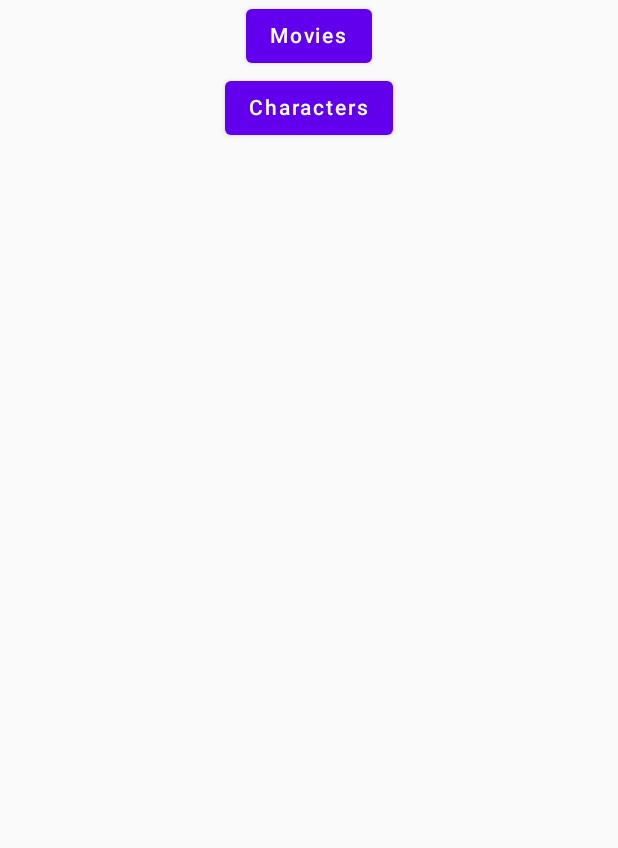
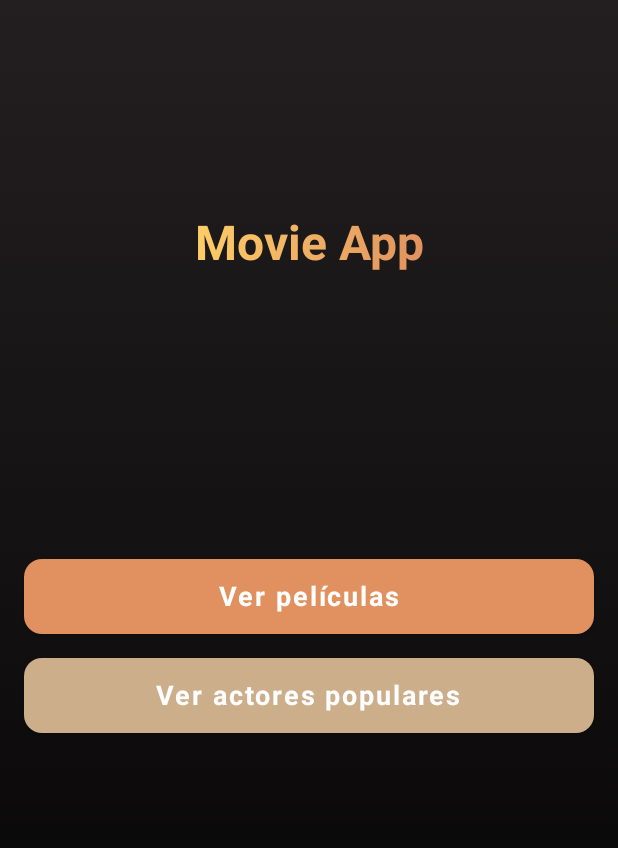
Before and after one commit to MuroSar/KMP-CompleteMoviesApp, an Android app built with Jetpack Compose: the screen it shows after launch (MainActivity), on a phone screen of 412 x 824 dp. Shown: the top 848 px of the screen. Run offline under Robolectric (Android 15) with nearby library versions, the phone set to English and light mode, and no system bars; our stand-ins replace Compose Multiplatform resources, Room's generated code; libraries missing offline, so code that uses them is left out: androidx.sqlite.driver.

Commit message:
MainScreen UI

```diff
--- /dev/null
+++ b/composeApp/src/androidMain/kotlin/com/murosar/kmp/completemoviesapp/ui/preview/component/AppButton.kt
@@ -0,0 +1,30 @@
+package com.murosar.kmp.completemoviesapp.ui.preview.component
+
+import androidx.compose.material.MaterialTheme
+import androidx.compose.runtime.Composable
+import androidx.compose.ui.tooling.preview.Preview
+import com.murosar.kmp.completemoviesapp.ui.component.AppButton
+
+@Preview
+@Composable
+fun AppButtonPrimaryPreview() {
+    MaterialTheme {
+        AppButton(
+            text = "Button",
+            usePrimaryColor = true,
+            onClick = { }
+        )
+    }
+}
+
+@Preview
+@Composable
+fun AppButtonSecondaryPreview() {
+    MaterialTheme {
+        AppButton(
+            text = "Button",
+            usePrimaryColor = false,
+            onClick = { }
+        )
+    }
+}
--- /dev/null
+++ b/composeApp/src/androidMain/kotlin/com/murosar/kmp/completemoviesapp/ui/preview/screen/MainScreen.kt
@@ -0,0 +1,17 @@
+package com.murosar.kmp.completemoviesapp.ui.preview.screen
+
+import androidx.compose.material.MaterialTheme
+import androidx.compose.runtime.Composable
+import androidx.compose.ui.tooling.preview.Preview
+import com.murosar.kmp.completemoviesapp.ui.screens.main.MainScreen
+
+@Preview
+@Composable
+fun MainScreenPreview() {
+    MaterialTheme {
+        MainScreen(
+            navigateToMovieList = {},
+            navigateToCharacterList = {},
+        )
+    }
+}
--- /dev/null
+++ b/composeApp/src/commonMain/composeResources/values/string.xml
@@ -0,0 +1,6 @@
+<?xml version="1.0" encoding="UTF-8" ?>
+<resources>
+  <string name="main_screen_title">Movie App</string>
+  <string name="main_screen_button_movies">Ver películas</string>
+  <string name="main_screen_button_characters">Ver actores populares</string>
+</resources>
--- a/composeApp/src/commonMain/kotlin/com/murosar/kmp/completemoviesapp/di/Modules.kt
+++ b/composeApp/src/commonMain/kotlin/com/murosar/kmp/completemoviesapp/di/Modules.kt
@@ -21,7 +21,6 @@ import com.murosar.kmp.completemoviesapp.domain.usecase.GetTopRatedMovieListUseC
 import com.murosar.kmp.completemoviesapp.domain.usecase.GetTopRatedMovieListUseCaseImpl
 import com.murosar.kmp.completemoviesapp.domain.usecase.GetUpcomingMovieListUseCase
 import com.murosar.kmp.completemoviesapp.domain.usecase.GetUpcomingMovieListUseCaseImpl
-import com.murosar.kmp.completemoviesapp.ui.screens.main.MainViewModel
 import com.murosar.kmp.completemoviesapp.ui.screens.moviedetail.MovieDetailViewModel
 import com.murosar.kmp.completemoviesapp.ui.screens.movielist.MovieListViewModel
 import com.murosar.kmp.completemoviesapp.ui.screens.popularpersonlist.PopularPersonListViewModel
@@ -51,7 +50,6 @@ expect val platformModule: Module
 
 val sharedModule = module {
     factory { Dispatchers.IO }
-    viewModelOf(::MainViewModel)
     viewModelOf(::PopularPersonListViewModel)
     viewModelOf(::MovieDetailViewModel)
     viewModelOf(::MovieListViewModel)
--- /dev/null
+++ b/composeApp/src/commonMain/kotlin/com/murosar/kmp/completemoviesapp/ui/component/AppButton.kt
@@ -0,0 +1,65 @@
+package com.murosar.kmp.completemoviesapp.ui.component
+
+import androidx.compose.foundation.gestures.detectTapGestures
+import androidx.compose.foundation.layout.fillMaxWidth
+import androidx.compose.foundation.layout.height
+import androidx.compose.foundation.shape.RoundedCornerShape
+import androidx.compose.material.Button
+import androidx.compose.material.ButtonDefaults
+import androidx.compose.material.MaterialTheme
+import androidx.compose.material.Text
+import androidx.compose.runtime.Composable
+import androidx.compose.runtime.getValue
+import androidx.compose.runtime.mutableStateOf
+import androidx.compose.runtime.remember
+import androidx.compose.runtime.setValue
+import androidx.compose.ui.Modifier
+import androidx.compose.ui.draw.scale
+import androidx.compose.ui.input.pointer.pointerInput
+import androidx.compose.ui.text.font.FontWeight
+import com.murosar.kmp.completemoviesapp.ui.theme.antique_gold
+import com.murosar.kmp.completemoviesapp.ui.theme.burnt_sienna
+import com.murosar.kmp.completemoviesapp.ui.theme.font_size_18
+import com.murosar.kmp.completemoviesapp.ui.theme.height_50
+import com.murosar.kmp.completemoviesapp.ui.theme.pure_white
+import com.murosar.kmp.completemoviesapp.ui.theme.rounded_corners_12
+import com.murosar.kmp.completemoviesapp.ui.theme.scale_095
+import com.murosar.kmp.completemoviesapp.ui.theme.scale_1
+
+@Composable
+fun AppButton(
+    modifier: Modifier = Modifier,
+    text: String,
+    usePrimaryColor: Boolean = true,
+    onClick: () -> Unit
+) {
+    var isPressed by remember { mutableStateOf(false) }
+
+    Button(
+        modifier = modifier
+            .fillMaxWidth()
+            .height(height_50)
+            .scale(if (isPressed) scale_095 else scale_1)
+            .pointerInput(Unit) {
+                detectTapGestures(
+                    onPress = {
+                        isPressed = true
+                        awaitRelease()
+                        isPressed = false
+                    }
+                )
+            },
+        colors = ButtonDefaults.buttonColors(
+            backgroundColor = if (usePrimaryColor) burnt_sienna else antique_gold,
+            contentColor = pure_white
+        ),
+        shape = RoundedCornerShape(rounded_corners_12),
+        onClick = onClick
+    ) {
+        Text(
+            text = text,
+            fontSize = font_size_18,
+            fontWeight = FontWeight.Bold
+        )
+    }
+}
--- a/composeApp/src/commonMain/kotlin/com/murosar/kmp/completemoviesapp/ui/screens/main/MainScreen.kt
+++ b/composeApp/src/commonMain/kotlin/com/murosar/kmp/completemoviesapp/ui/screens/main/MainScreen.kt
@@ -1,53 +1,67 @@
 package com.murosar.kmp.completemoviesapp.ui.screens.main
 
+import androidx.compose.foundation.background
+import androidx.compose.foundation.layout.Arrangement
 import androidx.compose.foundation.layout.Column
-import androidx.compose.foundation.layout.fillMaxWidth
-import androidx.compose.material.Button
-import androidx.compose.material.MaterialTheme
+import androidx.compose.foundation.layout.Spacer
+import androidx.compose.foundation.layout.fillMaxSize
+import androidx.compose.foundation.layout.padding
 import androidx.compose.material.Text
 import androidx.compose.runtime.Composable
 import androidx.compose.ui.Alignment
 import androidx.compose.ui.Modifier
-import androidx.lifecycle.viewmodel.compose.viewModel
-import org.jetbrains.compose.ui.tooling.preview.Preview
-import org.koin.compose.viewmodel.koinViewModel
-import org.koin.core.annotation.KoinExperimentalAPI
+import androidx.compose.ui.graphics.Brush
+import androidx.compose.ui.graphics.Color
+import com.murosar.kmp.completemoviesapp.ui.component.AppButton
+import com.murosar.kmp.completemoviesapp.ui.theme.charcoal_black
+import com.murosar.kmp.completemoviesapp.ui.theme.padding_16
+import com.murosar.kmp.completemoviesapp.ui.theme.titleStyle
+import com.murosar.kmp.completemoviesapp.ui.theme.weight_02
+import com.murosar.kmp.completemoviesapp.ui.theme.weight_03
+import com.murosar.kmp.completemoviesapp.ui.theme.weight_05
+import completemoviesapp.composeapp.generated.resources.Res
+import completemoviesapp.composeapp.generated.resources.main_screen_button_characters
+import completemoviesapp.composeapp.generated.resources.main_screen_button_movies
+import completemoviesapp.composeapp.generated.resources.main_screen_title
+import org.jetbrains.compose.resources.stringResource
 
-@OptIn(KoinExperimentalAPI::class)
 @Composable
 fun MainScreen(
-    viewModel: MainViewModel = koinViewModel<MainViewModel>(),
     navigateToMovieList: () -> Unit,
     navigateToCharacterList: () -> Unit,
 ) {
+    val backgroundBrush = Brush.verticalGradient(
+        colors = listOf(charcoal_black, Color.Black)
+    )
+
     Column(
-        modifier = Modifier.fillMaxWidth(),
-        horizontalAlignment = Alignment.CenterHorizontally
+        modifier = Modifier
+            .background(backgroundBrush)
+            .fillMaxSize()
+            .padding(padding_16),
+        horizontalAlignment = Alignment.CenterHorizontally,
+        verticalArrangement = Arrangement.SpaceBetween,
     ) {
-        Button(
-            onClick = { navigateToMovieList() },
+        Spacer(modifier = Modifier.weight(weight_02))
+        Text(
+            text = stringResource(Res.string.main_screen_title),
+            style = titleStyle
+        )
+        Spacer(modifier = Modifier.weight(weight_03))
+        Column(
+            verticalArrangement = Arrangement.Center
         ) {
-            Text(
-                text = "Movies",
+            AppButton(
+                text = stringResource(Res.string.main_screen_button_movies),
+                onClick = navigateToMovieList
+            )
+            AppButton(
+                modifier = Modifier.padding(top = padding_16),
+                text = stringResource(Res.string.main_screen_button_characters),
+                usePrimaryColor = false,
+                onClick = navigateToCharacterList
             )
         }
-        Button(
-            onClick = { navigateToCharacterList() },
-        ) {
-            Text(
-                text = "Characters",
-            )
-        }
+        Spacer(modifier = Modifier.weight(weight_05))
     }
 }
-
-@Preview
-@Composable
-fun MainScreenPreview() {
-    MaterialTheme {
-        MainScreen(
-            navigateToMovieList = {},
-            navigateToCharacterList = {},
-        )
-    }
-}
--- a/composeApp/src/commonMain/kotlin/com/murosar/kmp/completemoviesapp/ui/screens/main/MainViewModel.kt
+++ /dev/null
@@ -1,6 +0,0 @@
-package com.murosar.kmp.completemoviesapp.ui.screens.main
-
-import androidx.lifecycle.ViewModel
-
-class MainViewModel() : ViewModel() {
-}
--- /dev/null
+++ b/composeApp/src/commonMain/kotlin/com/murosar/kmp/completemoviesapp/ui/theme/Color.kt
@@ -0,0 +1,13 @@
+package com.murosar.kmp.completemoviesapp.ui.theme
+
+import androidx.compose.ui.graphics.Color
+
+val charcoal_black = Color(0xFF231F20) //Main background, actor cards background
+val deep_slate_gray = Color(0xFF2C2E36) //Movie cards background
+val steel_gray = Color(0xFF525760) //Secondary borders, details
+val golden_amber = Color(0xFFFFCE67) //Titles, golden borders, accents
+val burnt_sienna = Color(0xFFE0915F) //Primary buttons
+val antique_gold = Color(0xFFCCAE8B) //Secondary buttons
+val warm_beige = Color(0xFFDEC5A5) //Key text elements
+val soft_pearl_gray = Color(0xFFEDEDEE) //Secondary text
+val pure_white = Color(0xFFFFFFFF) //Text backgrounds, contrast
--- /dev/null
+++ b/composeApp/src/commonMain/kotlin/com/murosar/kmp/completemoviesapp/ui/theme/Dimens.kt
@@ -0,0 +1,26 @@
+package com.murosar.kmp.completemoviesapp.ui.theme
+
+import androidx.compose.ui.unit.dp
+import androidx.compose.ui.unit.sp
+
+// Padding
+val padding_16 = 16.dp
+
+// Weight
+const val weight_02 = 0.2f
+const val weight_03 = 0.3f
+const val weight_05 = 0.5f
+
+// Height
+val height_50 = 50.dp
+
+// Rounded corners
+val rounded_corners_12 = 12.dp
+
+// Font size
+val font_size_18 = 18.sp
+val font_size_32 = 32.sp
+
+// Scale
+const val scale_095 = 0.95f
+const val scale_1 = 1f
--- /dev/null
+++ b/composeApp/src/commonMain/kotlin/com/murosar/kmp/completemoviesapp/ui/theme/Styles.kt
@@ -0,0 +1,11 @@
+package com.murosar.kmp.completemoviesapp.ui.theme
+
+import androidx.compose.ui.graphics.Brush
+import androidx.compose.ui.text.TextStyle
+import androidx.compose.ui.text.font.FontWeight
+
+val titleStyle = TextStyle(
+    fontSize = font_size_32,
+    fontWeight = FontWeight.Bold,
+    brush = Brush.linearGradient(colors = listOf(golden_amber, burnt_sienna))
+)
```
Also changed, not shown: composeApp/src/androidMain/kotlin/com/murosar/kmp/completemoviesapp/MainActivity.kt (line endings or trailing spaces).
